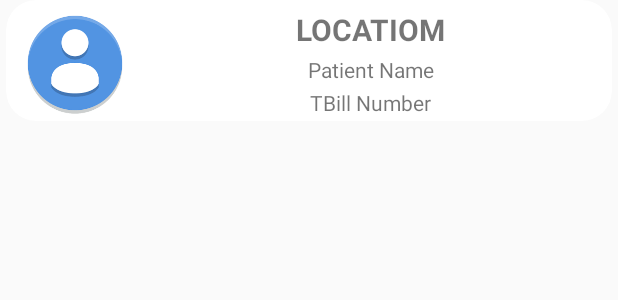
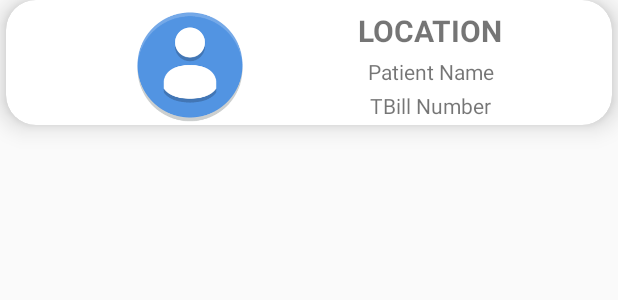
Before and after one commit to AgnellusX1/BVH-PharmacyApp, an Android app: the layout normal_card.xml on its own in the app's theme, with its tools: preview values and no code run, on a phone screen of 412 x 824 dp. Shown: the top 300 px of the screen. Run offline under Robolectric (Android 15) with nearby library versions, the phone set to English and light mode, and no system bars.

Commit message:
FIX: Drawable Images Bug, UI Elements Realigned, Recycler Scroll Bug(Workaround)

```diff
--- a/app/src/main/java/com/agnellusx1/pharmacy/AddItems.java
+++ b/app/src/main/java/com/agnellusx1/pharmacy/AddItems.java
@@ -24,9 +24,6 @@ import java.sql.Statement;
 import me.dm7.barcodescanner.zxing.ZXingScannerView;
 
 import static android.Manifest.permission.CAMERA;
-
-
-
 
 public class AddItems extends AppCompatActivity implements ZXingScannerView.ResultHandler {
 
--- a/app/src/main/java/com/agnellusx1/pharmacy/Dashboard.java
+++ b/app/src/main/java/com/agnellusx1/pharmacy/Dashboard.java
@@ -1,5 +1,4 @@
 package com.agnellusx1.pharmacy;
-//import com.agnellusx1.pharmacy.AddItems.Example;
 
 import androidx.appcompat.app.AppCompatActivity;
 import androidx.viewpager.widget.ViewPager;
--- a/app/src/main/res/layout/normal_card.xml
+++ b/app/src/main/res/layout/normal_card.xml
@@ -10,20 +10,22 @@
     android:layout_marginBottom="4dp"
     app:cardBackgroundColor="@color/cardview_light_background"
     app:cardCornerRadius="20dp"
-    app:cardElevation="0dp">
+    app:cardElevation="10dp"
+    >
 
     <androidx.constraintlayout.widget.ConstraintLayout
         android:id="@+id/naturalCard"
         android:layout_width="match_parent"
         android:layout_height="match_parent"
-        android:paddingTop="3dp">
+        android:paddingTop="3dp"
+        >
 
 
         <TextView
             android:id="@+id/location"
             android:layout_width="wrap_content"
             android:layout_height="wrap_content"
-            android:text="Locatiom"
+            android:text="Location"
             android:textAllCaps="true"
             android:textSize="20dp"
             android:textStyle="bold"
@@ -35,8 +37,8 @@
 
         <TextView
             android:id="@+id/billNo"
-            android:layout_width="191dp"
-            android:layout_height="19dp"
+            android:layout_width="wrap_content"
+            android:layout_height="wrap_content"
             android:text="TBill Number"
             android:textAlignment="center"
             app:layout_constraintBottom_toBottomOf="parent"
@@ -56,12 +58,17 @@
 
         <ImageView
             android:id="@+id/imageView2"
-            android:layout_width="72dp"
-            android:layout_height="77dp"
+            android:layout_width="wrap_content"
+            android:layout_height="wrap_content"
             android:layout_marginLeft="10dp"
             app:layout_constraintBottom_toBottomOf="parent"
+            android:adjustViewBounds="true"
+            android:scaleType="fitCenter"
+            android:maxHeight="80dp"
+            android:maxWidth="80dp"
+            app:layout_constraintEnd_toStartOf="@id/location"
             app:layout_constraintStart_toStartOf="parent"
             app:layout_constraintTop_toTopOf="parent"
-            app:srcCompat="@drawable/patientv24" />
+            android:src="@drawable/patientv24" />
     </androidx.constraintlayout.widget.ConstraintLayout>
 </androidx.cardview.widget.CardView>
```
Also changed, not shown: app/src/main/java/com/agnellusx1/pharmacy/Tabs/NormalTab.java (+39 -2 lines), app/src/main/res/drawable/ic_launcher_foreground.xml (added, +34 -0 lines), app/src/main/res/layout/fragment_normal_tab.xml (+11 -4 lines), app/src/main/res/drawable/app.png (added), app/src/main/res/drawable/patientv24.png (added).
